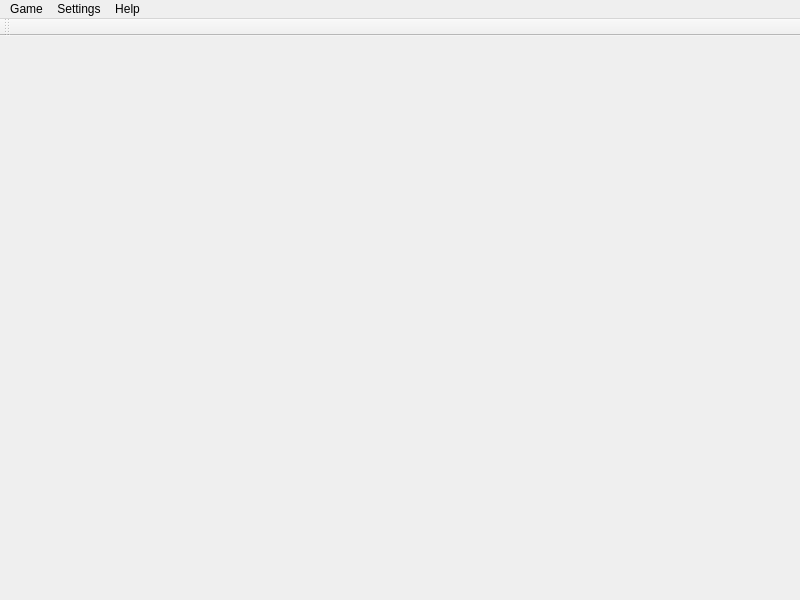
The window that ui/mainWindow.ui (gulp21/QeoDart) describes before a commit, drawn with Qt 5.
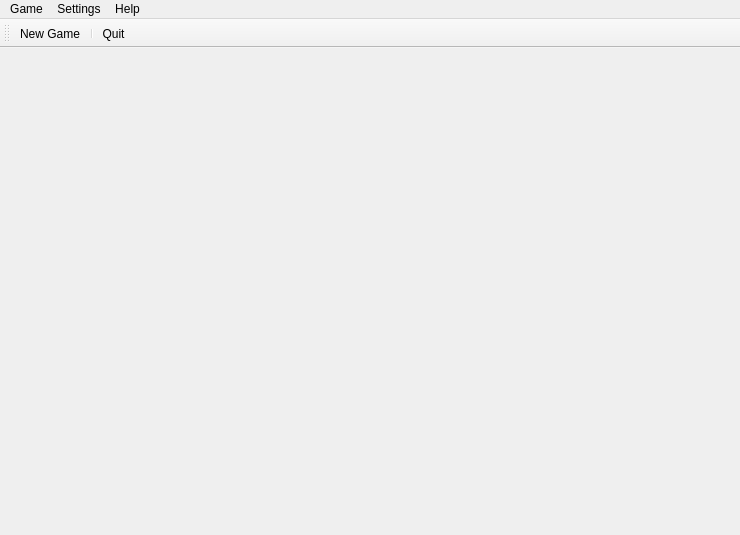
The same window after the commit.

What changed in the file:
```diff
--- a/ui/mainWindow.ui
+++ b/ui/mainWindow.ui
@@ -6,8 +6,8 @@
    <rect>
     <x>0</x>
     <y>0</y>
-    <width>800</width>
-    <height>600</height>
+    <width>740</width>
+    <height>535</height>
    </rect>
   </property>
   <property name="windowTitle">
@@ -19,7 +19,7 @@
     <rect>
      <x>0</x>
      <y>0</y>
-     <width>800</width>
+     <width>740</width>
      <height>21</height>
     </rect>
    </property>
@@ -74,6 +74,9 @@
    <attribute name="toolBarBreak">
     <bool>false</bool>
    </attribute>
+   <addaction name="actionNew_Game"/>
+   <addaction name="separator"/>
+   <addaction name="actionQuit"/>
   </widget>
   <action name="actionNew_Game">
    <property name="text">
```
